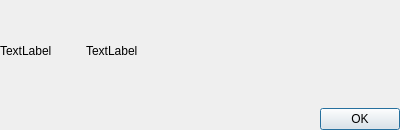
The window that ui/AchievementDialog.ui (dmzdev/stance) describes before a commit, drawn with Qt 5.
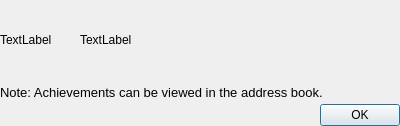
The same window after the commit.

Commit message: Added note to achievement dialog.

What changed in the file:
```diff
--- a/ui/AchievementDialog.ui
+++ b/ui/AchievementDialog.ui
@@ -7,7 +7,7 @@
     <x>0</x>
     <y>0</y>
     <width>400</width>
-    <height>130</height>
+    <height>126</height>
    </rect>
   </property>
   <property name="windowTitle">
@@ -17,6 +17,9 @@
    <bool>true</bool>
   </property>
   <layout class="QVBoxLayout" name="verticalLayout_2">
+   <property name="spacing">
+    <number>0</number>
+   </property>
    <property name="margin">
     <number>0</number>
    </property>
@@ -50,6 +53,18 @@
      </item>
     </layout>
    </item>
+   <item>
+    <widget class="QLabel" name="label">
+     <property name="font">
+      <font>
+       <pointsize>10</pointsize>
+      </font>
+     </property>
+     <property name="text">
+      <string>Note: Achievements can be viewed in the address book.</string>
+     </property>
+    </widget>
+   </item>
    <item>
     <widget class="QDialogButtonBox" name="buttonBox">
      <property name="orientation">
```
